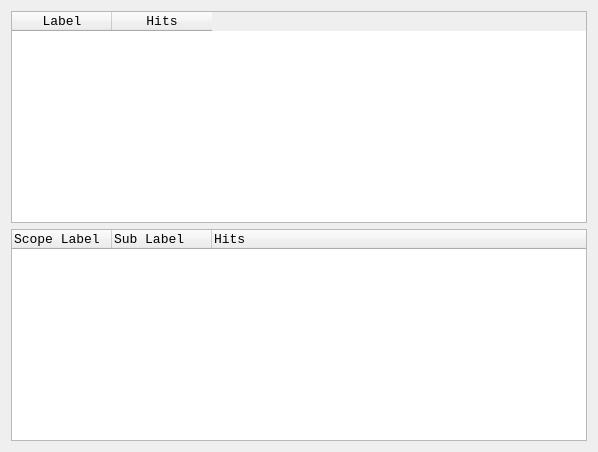
Old version of the form profilingstatisticswindow.ui in the repository jnbarchan/6502assembler.
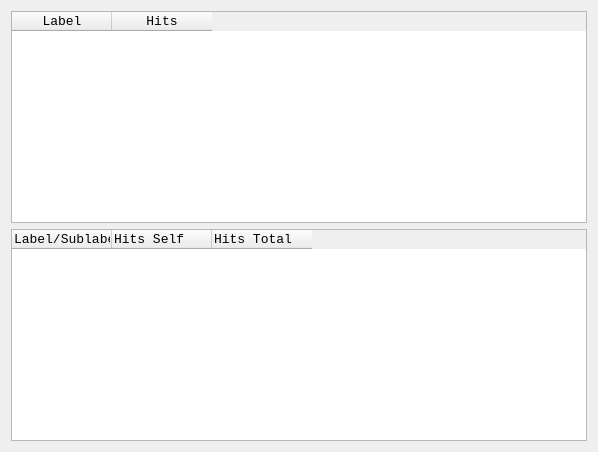
New version of the form.

Commit message: Profiling hit counts finished, and QTableWidget + QTreeWidget to display statistics.

What changed in the file:
```diff
--- a/profilingstatisticswindow.ui
+++ b/profilingstatisticswindow.ui
@@ -42,24 +42,33 @@
        <pointsize>10</pointsize>
       </font>
      </property>
+     <property name="styleSheet">
+      <string notr="true">QTreeView::item { border: 0.5px ; border-style: solid ; border-color: lightgray ;}</string>
+     </property>
+     <property name="columnCount">
+      <number>3</number>
+     </property>
+     <attribute name="headerStretchLastSection">
+      <bool>false</bool>
+     </attribute>
      <column>
       <property name="text">
-       <string>Scope Label</string>
+       <string>Label/Sublabel</string>
       </property>
      </column>
      <column>
       <property name="text">
-       <string>Sub Label</string>
-      </property>
-     </column>
-     <column>
-      <property name="text">
-       <string>Hits</string>
+       <string>Hits Self</string>
       </property>
       <property name="textAlignment">
        <set>AlignLeading|AlignVCenter</set>
       </property>
      </column>
+     <column>
+      <property name="text">
+       <string>Hits Total</string>
+      </property>
+     </column>
     </widget>
    </item>
   </layout>
```
Left out of the diff: 6 changed lines with no effect on the pictures. The commit also changes 7 other files.
